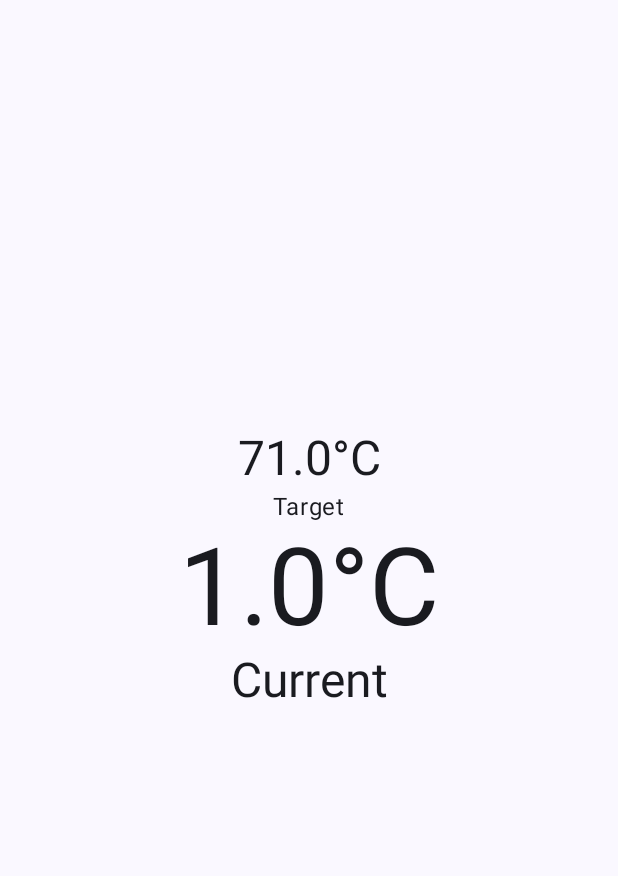
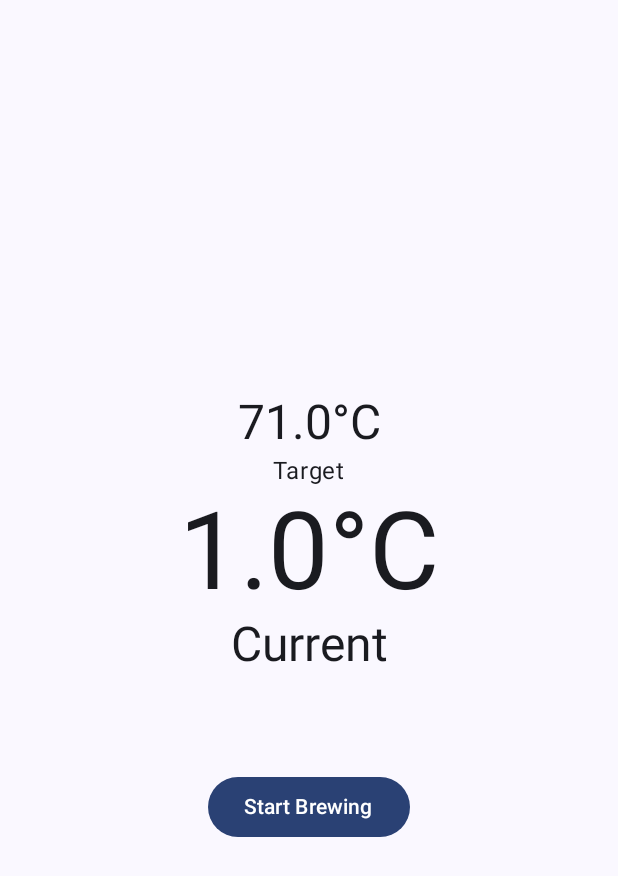
Before and after one commit to TobiasOlausson/brewzilla-controller, an Android app built with Jetpack Compose: the screen it shows after launch (MainActivity), on a phone screen of 412 x 824 dp. Shown: the top 876 px of the screen. Run offline under Robolectric (Android 15) with nearby library versions, the phone set to English and light mode, and no system bars.

Commit message:
Add start brewing button without implementation

```diff
--- a/app/src/main/java/com/example/brewzilla_controller/MainActivity.kt
+++ b/app/src/main/java/com/example/brewzilla_controller/MainActivity.kt
@@ -72,5 +72,8 @@ fun TemperatureView(modifier: Modifier) {
 
         Spacer(modifier = Modifier.height(64.dp))
 
+        Button(onClick = { }) {
+            Text(text = "Start Brewing")
+        }
     }
 }
```
